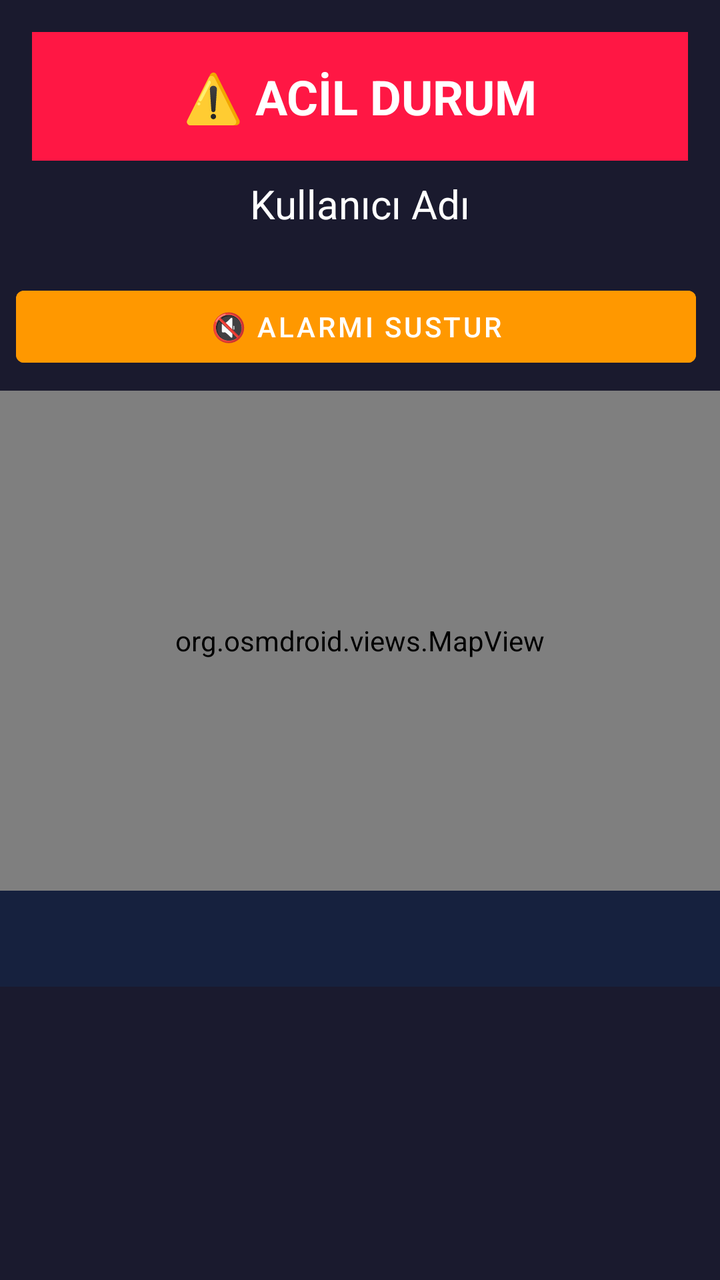
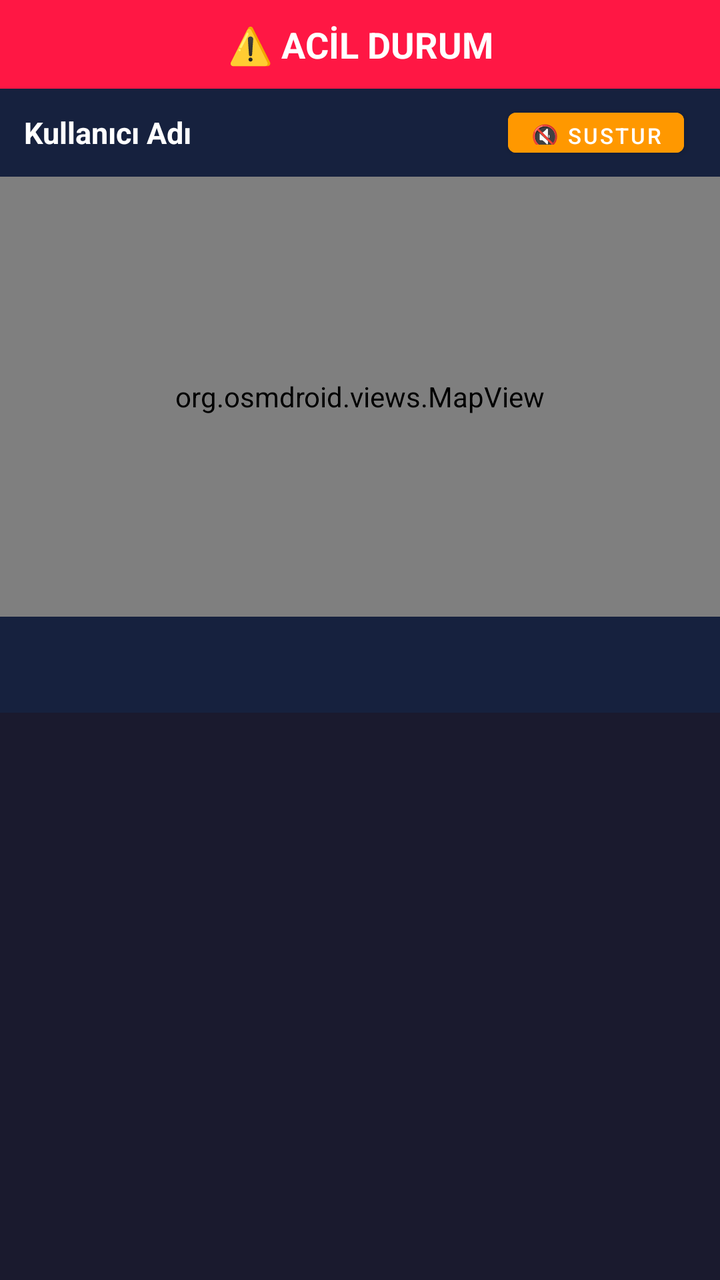

Screens rendered from an Android XML layout before and after an edit, with the pre-edit source and the edit as a unified diff.
<!-- AndroidManifest.xml: application theme Theme.EmergencyApp -->
<!-- res/layout/activity_emergency_received.xml -->
<?xml version="1.0" encoding="utf-8"?>
<androidx.constraintlayout.widget.ConstraintLayout
    xmlns:android="http://schemas.android.com/apk/res/android"
    xmlns:app="http://schemas.android.com/apk/res-auto"
    android:layout_width="match_parent"
    android:layout_height="match_parent"
    android:background="#1A1A2E">

    
    <LinearLayout
        android:id="@+id/headerLayout"
        android:layout_width="match_parent"
        android:layout_height="wrap_content"
        android:orientation="vertical"
        android:padding="16dp"
        app:layout_constraintTop_toTopOf="parent">

        <TextView
            android:id="@+id/tvEmergencyType"
            android:layout_width="match_parent"
            android:layout_height="wrap_content"
            android:background="#FF1744"
            android:gravity="center"
            android:padding="16dp"
            android:text="⚠️ ACİL DURUM"
            android:textColor="@android:color/white"
            android:textSize="24sp"
            android:textStyle="bold" />

        <TextView
            android:id="@+id/tvSenderName"
            android:layout_width="match_parent"
            android:layout_height="wrap_content"
            android:layout_marginTop="8dp"
            android:gravity="center"
            android:text="Kullanıcı Adı"
            android:textColor="@android:color/white"
            android:textSize="20sp" />

    </LinearLayout>

    
    <LinearLayout
        android:id="@+id/controlButtons"
        android:layout_width="match_parent"
        android:layout_height="wrap_content"
        android:orientation="horizontal"
        android:padding="8dp"
        app:layout_constraintTop_toBottomOf="@id/headerLayout">

        <Button
            android:id="@+id/btnMuteAlarm"
            android:layout_width="0dp"
            android:layout_height="wrap_content"
            android:layout_weight="1"
            android:layout_marginEnd="4dp"
            android:backgroundTint="#FF9800"
            android:text="🔇 Alarmı Sustur"
            android:textColor="@android:color/white" />

        <Button
            android:id="@+id/btnCancelEmergency"
            android:layout_width="0dp"
            android:layout_height="wrap_content"
            android:layout_weight="1"
            android:layout_marginStart="4dp"
            android:backgroundTint="#F44336"
            android:text="❌ İptal Et"
            android:textColor="@android:color/white"
            android:visibility="gone" />

    </LinearLayout>

    
    <org.osmdroid.views.MapView
        android:id="@+id/mapView"
        android:layout_width="match_parent"
        android:layout_height="250dp"
        app:layout_constraintTop_toBottomOf="@id/controlButtons" />

    
    <com.google.android.material.tabs.TabLayout
        android:id="@+id/tabLayout"
        android:layout_width="match_parent"
        android:layout_height="wrap_content"
        android:background="#16213E"
        app:tabTextColor="#AAAAAA"
        app:tabSelectedTextColor="@android:color/white"
        app:tabIndicatorColor="#FF1744"
        app:layout_constraintTop_toBottomOf="@id/mapView" />

    
    <androidx.viewpager2.widget.ViewPager2
        android:id="@+id/viewPager"
        android:layout_width="match_parent"
        android:layout_height="0dp"
        app:layout_constraintBottom_toBottomOf="parent"
        app:layout_constraintTop_toBottomOf="@id/tabLayout" />

</androidx.constraintlayout.widget.ConstraintLayout>
<!-- resources referenced by this layout -->
<resources>
  <style name="Theme.EmergencyApp" parent="Theme.MaterialComponents.DayNight.NoActionBar">
          <item name="colorPrimary">@color/primary</item>
          <item name="colorPrimaryDark">@color/primary_dark</item>
          <item name="colorAccent">@color/accent</item>
          <item name="android:windowBackground">@color/background</item>
          <item name="android:statusBarColor">@color/primary_dark</item>
      </style>
  <color name="primary">#FF1744</color>
  <color name="primary_dark">#D50000</color>
  <color name="accent">#FF5252</color>
  <color name="background">#1A1A2E</color>
</resources>

<!-- the commit's change to res/layout/activity_emergency_received.xml (unified diff, before → after) -->
@@ -12,7 +12,6 @@
         android:layout_width="match_parent"
         android:layout_height="wrap_content"
         android:orientation="vertical"
-        android:padding="16dp"
         app:layout_constraintTop_toTopOf="parent">
 
         <TextView
@@ -21,53 +20,70 @@
             android:layout_height="wrap_content"
             android:background="#FF1744"
             android:gravity="center"
-            android:padding="16dp"
+            android:paddingVertical="10dp"
+            android:paddingHorizontal="12dp"
             android:text="⚠️ ACİL DURUM"
             android:textColor="@android:color/white"
-            android:textSize="24sp"
+            android:textSize="18sp"
             android:textStyle="bold" />
 
+        
         <TextView
-            android:id="@+id/tvSenderName"
+            android:id="@+id/tvCustomDesc"
             android:layout_width="match_parent"
             android:layout_height="wrap_content"
-            android:layout_marginTop="8dp"
+            android:background="#4A1F6A"
             android:gravity="center"
-            android:text="Kullanıcı Adı"
-            android:textColor="@android:color/white"
-            android:textSize="20sp" />
+            android:paddingVertical="4dp"
+            android:paddingHorizontal="12dp"
+            android:text=""
+            android:textColor="#E1BEE7"
+            android:textSize="12sp"
+            android:visibility="gone" />
 
-    </LinearLayout>
+        <LinearLayout
+            android:layout_width="match_parent"
+            android:layout_height="wrap_content"
+            android:orientation="horizontal"
+            android:gravity="center"
+            android:paddingVertical="6dp"
+            android:paddingHorizontal="12dp"
+            android:background="#16213E">
 
-    
-    <LinearLayout
-        android:id="@+id/controlButtons"
-        android:layout_width="match_parent"
-        android:layout_height="wrap_content"
-        android:orientation="horizontal"
-        android:padding="8dp"
-        app:layout_constraintTop_toBottomOf="@id/headerLayout">
+            <TextView
+                android:id="@+id/tvSenderName"
+                android:layout_width="0dp"
+                android:layout_height="wrap_content"
+                android:layout_weight="1"
+                android:text="Kullanıcı Adı"
+                android:textColor="@android:color/white"
+                android:textSize="15sp"
+                android:textStyle="bold" />
 
-        <Button
-            android:id="@+id/btnMuteAlarm"
-            android:layout_width="0dp"
-            android:layout_height="wrap_content"
-            android:layout_weight="1"
-            android:layout_marginEnd="4dp"
-            android:backgroundTint="#FF9800"
-            android:text="🔇 Alarmı Sustur"
-            android:textColor="@android:color/white" />
+            
+            <Button
+                android:id="@+id/btnMuteAlarm"
+                android:layout_width="wrap_content"
+                android:layout_height="32dp"
+                android:layout_marginEnd="6dp"
+                android:backgroundTint="#FF9800"
+                android:text="🔇 Sustur"
+                android:textColor="@android:color/white"
+                android:textSize="11sp"
+                android:paddingHorizontal="8dp" />
 
-        <Button
-            android:id="@+id/btnCancelEmergency"
-            android:layout_width="0dp"
-            android:layout_height="wrap_content"
-            android:layout_weight="1"
-            android:layout_marginStart="4dp"
-            android:backgroundTint="#F44336"
-            android:text="❌ İptal Et"
-            android:textColor="@android:color/white"
-            android:visibility="gone" />
+            <Button
+                android:id="@+id/btnCancelEmergency"
+                android:layout_width="wrap_content"
+                android:layout_height="32dp"
+                android:backgroundTint="#F44336"
+                android:text="❌ İptal"
+                android:textColor="@android:color/white"
+                android:textSize="11sp"
+                android:paddingHorizontal="8dp"
+                android:visibility="gone" />
+
+        </LinearLayout>
 
     </LinearLayout>
 
@@ -75,8 +91,8 @@
     <org.osmdroid.views.MapView
         android:id="@+id/mapView"
         android:layout_width="match_parent"
-        android:layout_height="250dp"
-        app:layout_constraintTop_toBottomOf="@id/controlButtons" />
+        android:layout_height="220dp"
+        app:layout_constraintTop_toBottomOf="@id/headerLayout" />
 
     
     <com.google.android.material.tabs.TabLayout
